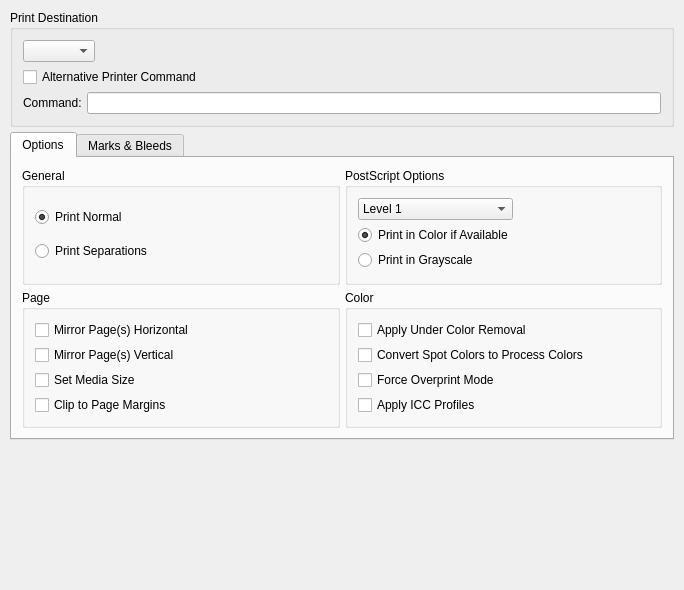
Before: the Qt Designer form scribus/tabprinter.ui in scribusproject/scribus, drawn with Qt 5.
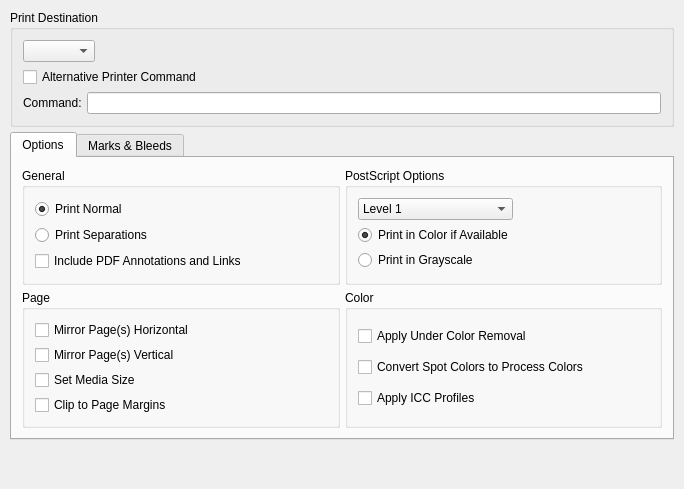
After: the same form once the commit is applied. Custom widgets are drawn as their Qt base class.

Commit message: Fixed Bug #7409: "Generation of incorrect pdfmarks in PostScript output" and removed the dangerous "Force Overprint" option completely.

Patch:
```diff
--- a/scribus/tabprinter.ui
+++ b/scribus/tabprinter.ui
@@ -6,7 +6,7 @@
     <x>0</x>
     <y>0</y>
     <width>684</width>
-    <height>590</height>
+    <height>489</height>
    </rect>
   </property>
   <property name="windowTitle" >
@@ -16,19 +16,7 @@
    <property name="leftMargin" >
     <number>10</number>
    </property>
-   <property name="topMargin" >
-    <number>10</number>
-   </property>
-   <property name="rightMargin" >
-    <number>10</number>
-   </property>
-   <property name="bottomMargin" >
-    <number>10</number>
-   </property>
-   <property name="horizontalSpacing" >
-    <number>5</number>
-   </property>
-   <property name="verticalSpacing" >
+   <property name="spacing" >
     <number>5</number>
    </property>
    <item row="2" column="0" >
@@ -60,19 +48,7 @@
        <property name="leftMargin" >
         <number>10</number>
        </property>
-       <property name="topMargin" >
-        <number>10</number>
-       </property>
-       <property name="rightMargin" >
-        <number>10</number>
-       </property>
-       <property name="bottomMargin" >
-        <number>10</number>
-       </property>
-       <property name="horizontalSpacing" >
-        <number>5</number>
-       </property>
-       <property name="verticalSpacing" >
+       <property name="spacing" >
         <number>5</number>
        </property>
        <item row="1" column="0" >
@@ -198,33 +174,8 @@
          <property name="title" >
           <string>General</string>
          </property>
-         <layout class="QGridLayout" >
-          <property name="leftMargin" >
-           <number>10</number>
-          </property>
-          <property name="topMargin" >
-           <number>10</number>
-          </property>
-          <property name="rightMargin" >
-           <number>10</number>
-          </property>
-          <property name="bottomMargin" >
-           <number>10</number>
-          </property>
-          <property name="horizontalSpacing" >
-           <number>5</number>
-          </property>
-          <property name="verticalSpacing" >
-           <number>5</number>
-          </property>
-          <item row="1" column="0" >
-           <widget class="QRadioButton" name="buttonSeparations" >
-            <property name="text" >
-             <string>Print Separations</string>
-            </property>
-           </widget>
-          </item>
-          <item row="0" column="0" >
+         <layout class="QVBoxLayout" name="verticalLayout" >
+          <item>
            <widget class="QRadioButton" name="buttonNormal" >
             <property name="text" >
              <string>Print Normal</string>
@@ -234,6 +185,20 @@
             </property>
            </widget>
           </item>
+          <item>
+           <widget class="QRadioButton" name="buttonSeparations" >
+            <property name="text" >
+             <string>Print Separations</string>
+            </property>
+           </widget>
+          </item>
+          <item>
+           <widget class="QCheckBox" name="usePDFMarks" >
+            <property name="text" >
+             <string>Include PDF Annotations and Links</string>
+            </property>
+           </widget>
+          </item>
          </layout>
         </widget>
        </item>
@@ -246,19 +211,7 @@
           <property name="leftMargin" >
            <number>10</number>
           </property>
-          <property name="topMargin" >
-           <number>10</number>
-          </property>
-          <property name="rightMargin" >
-           <number>10</number>
-          </property>
-          <property name="bottomMargin" >
-           <number>10</number>
-          </property>
-          <property name="horizontalSpacing" >
-           <number>5</number>
-          </property>
-          <property name="verticalSpacing" >
+          <property name="spacing" >
            <number>5</number>
           </property>
           <item row="0" column="0" >
@@ -276,13 +229,6 @@
            </widget>
           </item>
           <item row="2" column="0" >
-           <widget class="QCheckBox" name="doOverprint" >
-            <property name="text" >
-             <string>Force Overprint Mode</string>
-            </property>
-           </widget>
-          </item>
-          <item row="3" column="0" >
            <widget class="QCheckBox" name="useICC" >
             <property name="text" >
              <string>Apply ICC Profiles</string>
```
Left out of the diff: 117 changed lines with no effect on the pictures. The commit also changes 22 other files.
